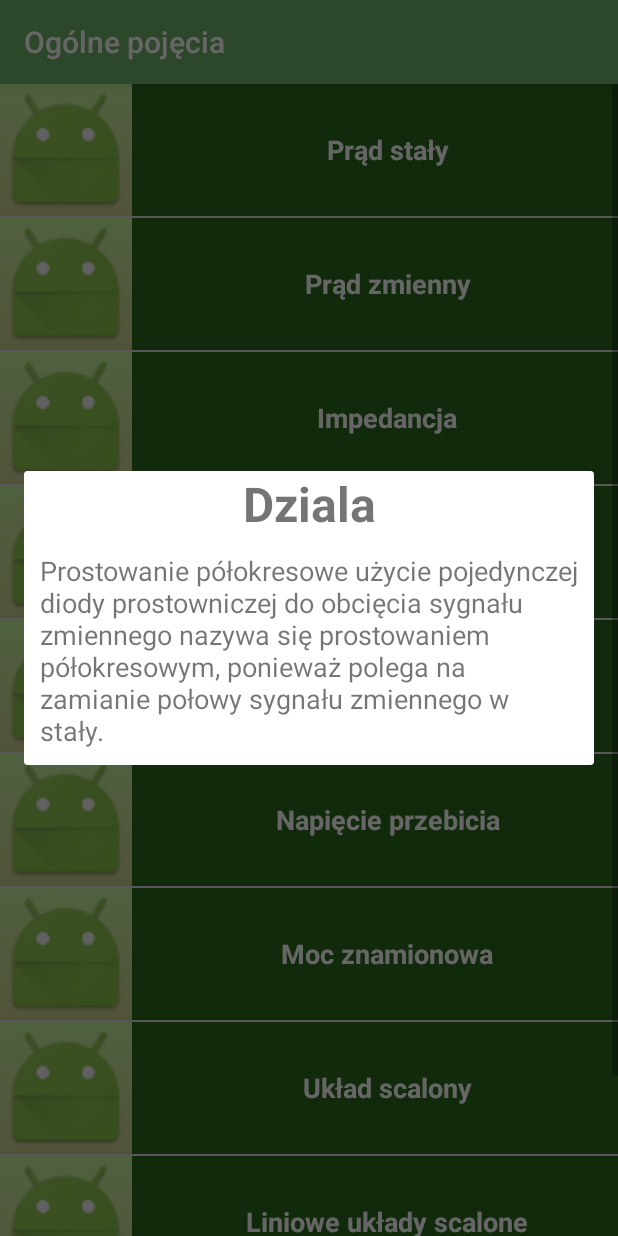
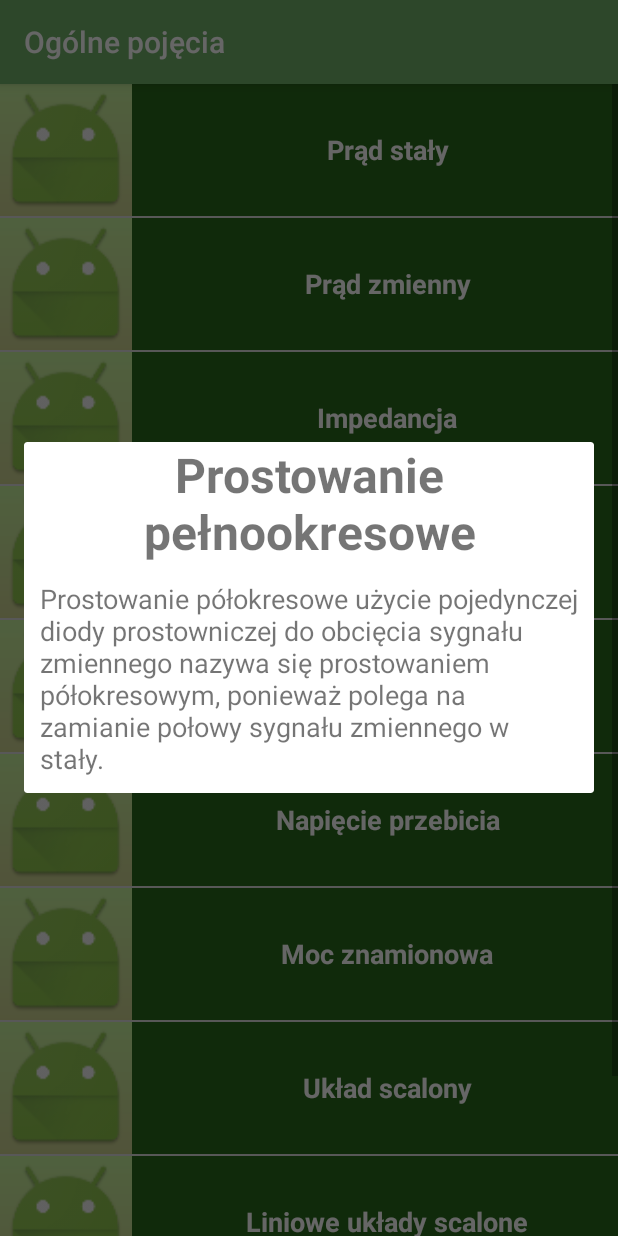
Before and after one commit to suchecki300/ElectronicBand, an Android app: the BasicTermsActivity screen opened directly, with no data from a screen before it, after a tap on "Prostowanie półokresowe", on a phone screen of 412 x 824 dp. Run offline under Robolectric (Android 15) with nearby library versions, the phone set to English and light mode, and no system bars.

Commit message:
//Damian  Podstawowe poejcia - dodanie tytułu w dialogu.

```diff
--- a/app/src/main/java/pl/wat/wel/projekt/pumo/electronicband/Dictionary/BasicTermsActivity.java
+++ b/app/src/main/java/pl/wat/wel/projekt/pumo/electronicband/Dictionary/BasicTermsActivity.java
@@ -32,16 +32,16 @@ public class BasicTermsActivity extends AppCompatActivity {
         final ArrayList<List> list = new ArrayList<>();
 
         //Dodanie przykładowych zmiennych do listy.
-        list.add(new List("Prąd stały"));
-        list.add(new List("Prąd zmienny"));
-        list.add(new List("Impedancja"));
-        list.add(new List("Prostowanie półokresowe"));
-        list.add(new List("Prostowanie pełnookresowe"));
-        list.add(new List("Napięcie przebicia"));
-        list.add(new List("Moc znamionowa"));
-        list.add(new List("Układ scalony"));
-        list.add(new List("Liniowe układy scalone"));
-        list.add(new List("Cyfrowe układy scalone"));
+        list.add(new List(getString(R.string.direct_current_tittle)));
+        list.add(new List(getString(R.string.alternating_current_title)));
+        list.add(new List(getString(R.string.impedance_tittle)));
+        list.add(new List(getString(R.string.prostowanie_polokresowe_tittle)));
+        list.add(new List(getString(R.string.prostowanie_pelnookresowe_tittle)));
+        list.add(new List(getString(R.string.napiecie_przebicia_tittle)));
+        list.add(new List(getString(R.string.moc_znamionowa_tittle)));
+        list.add(new List(getString(R.string.uklad_scalony_tittle)));
+        list.add(new List(getString(R.string.liniowy_ukladScalony_tittle)));
+        list.add(new List(getString(R.string.cyfrowy_ukladScalony_tittle)));
 
         //Tworzenie obiektu klasy ListAdapter.
         ListAdapter adapter = new ListAdapter(this, list);
@@ -54,48 +54,49 @@ public class BasicTermsActivity extends AppCompatActivity {
             @Override
             public void onItemClick(AdapterView<?> parent, View view, int position, long id) {
                 if (position == 0) {
-                    alertDialog(getString(R.string.direct_current)).create().show();
+                    alertDialog(getString(R.string.direct_current_tittle), getString(R.string.direct_current)).create().show();
                 }
                 if (position == 1) {
-                    alertDialog(getString(R.string.alternating_current)).create().show();
+                    alertDialog(getString(R.string.alternating_current_title), getString(R.string.alternating_current)).create().show();
                 }
                 if (position == 2) {
-                    alertDialog(getString(R.string.impedance)).create().show();
+                    alertDialog(getString(R.string.impedance_tittle), getString(R.string.impedance)).create().show();
                 }
                 if (position == 3) {
-                    alertDialog(getString(R.string.prostowanie_półokresowe)).create().show();
+                    alertDialog(getString(R.string.prostowanie_pelnookresowe_tittle), getString(R.string.prostowanie_półokresowe)).create().show();
                 }
                 if (position == 4) {
-                    alertDialog(getString(R.string.prostowanie_pełnookresowe)).create().show();
+                    alertDialog(getString(R.string.prostowanie_pelnookresowe_tittle), getString(R.string.prostowanie_pełnookresowe)).create().show();
                 }
                 if (position == 5) {
-                    alertDialog(getString(R.string.napiecie_przebicia)).create().show();
+                    alertDialog(getString(R.string.napiecie_przebicia_tittle), getString(R.string.napiecie_przebicia)).create().show();
                 }
                 if (position == 6) {
-                    alertDialog(getString(R.string.moc_znamionowa)).create().show();
+                    alertDialog(getString(R.string.moc_znamionowa_tittle), getString(R.string.moc_znamionowa)).create().show();
                 }
                 if (position == 7) {
-                    alertDialog(getString(R.string.uklad_scalony)).create().show();
+                    alertDialog(getString(R.string.uklad_scalony_tittle), getString(R.string.uklad_scalony)).create().show();
                 }
                 if (position == 8) {
-                    alertDialog(getString(R.string.liniowy_ukladScalony)).create().show();
+                    alertDialog(getString(R.string.liniowy_ukladScalony_tittle), getString(R.string.liniowy_ukladScalony)).create().show();
                 }
                 if (position == 9) {
-                    alertDialog(getString(R.string.cyfrowe_ukladyScalone)).create().show();
+                    alertDialog(getString(R.string.cyfrowy_ukladScalony_tittle), getString(R.string.cyfrowe_ukladyScalone)).create().show();
                 }
             }
         });
     }
 
-    private AlertDialog.Builder alertDialog(String text) {
+    private AlertDialog.Builder alertDialog(String tittle, String text) {
         AlertDialog.Builder builder = new AlertDialog.Builder(context);
         LayoutInflater layoutInflater = BasicTermsActivity.this.getLayoutInflater();
         View dialogView = layoutInflater.inflate(R.layout.test_layout, null);
         builder.setView(dialogView);
 
         TextView textView1 = (TextView) dialogView.findViewById(R.id.dialog_allText);
-
+        TextView textView2 = (TextView) dialogView.findViewById(R.id.dialog_tittle);
         textView1.setText(text);
+        textView2.setText(tittle);
 
         return builder;
     }
--- a/app/src/main/res/values/strings.xml
+++ b/app/src/main/res/values/strings.xml
@@ -298,5 +298,15 @@ cyfrowymi. Niektóre z nich, np. mikroprocesory, składają się z wielu milion
 maleńkich obwodów upakowanych gęsto na powierzchni zaledwie kilku
 milimetrów kwadratowych.
     </string>
+    <string name="direct_current_tittle">Prąd stały</string>
+    <string name="alternating_current_title">Prąd zmienny</string>
+    <string name="impedance_tittle">Impedancja</string>
+    <string name="prostowanie_polokresowe_tittle">Prostowanie półokresowe</string>
+    <string name="prostowanie_pelnookresowe_tittle">Prostowanie pełnookresowe</string>
+    <string name="napiecie_przebicia_tittle">Napięcie przebicia</string>
+    <string name="moc_znamionowa_tittle">Moc znamionowa</string>
+    <string name="uklad_scalony_tittle">Układ scalony</string>
+    <string name="liniowy_ukladScalony_tittle">Liniowe układy scalone</string>
+    <string name="cyfrowy_ukladScalony_tittle">Cyfrowe układy scalone</string>
 
 </resources>
```
Also changed, not shown: 1 other file.
